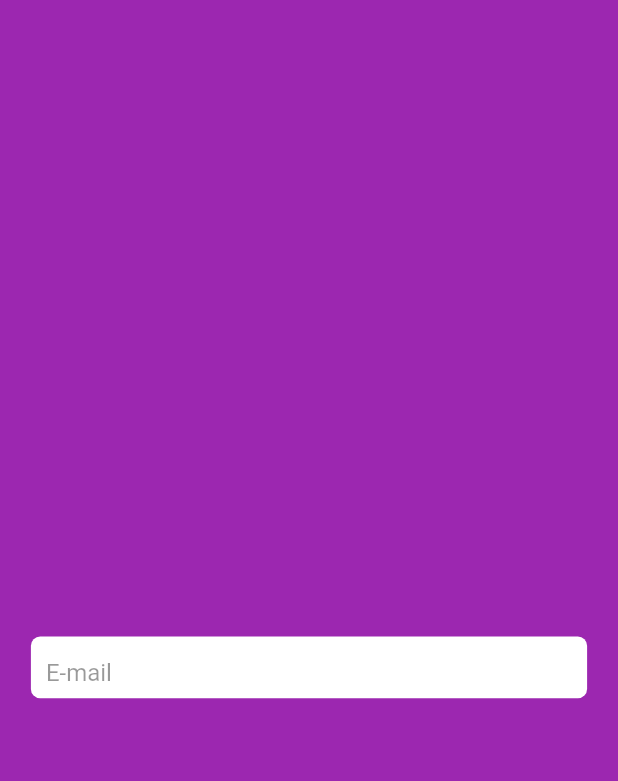
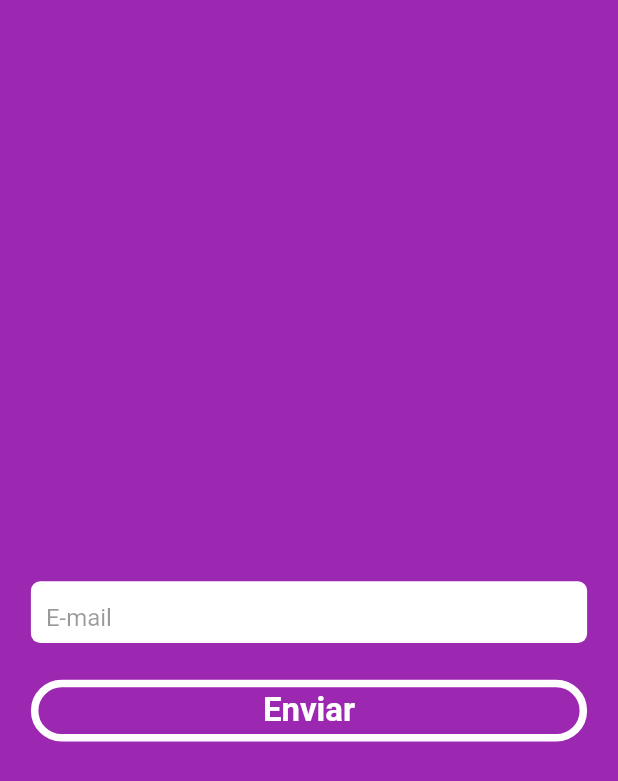
Before and after one commit to h80r-uft/PS-ps_i1, a Flutter app: the screen it shows after launch, on a phone screen of 412 x 824 dp. Shown: the top 781 px of the screen. Run offline on Flutter 3.47's test engine with Material 2 defaults, Android fonts, the phone set to English and light mode, and no system bars.

Commit message:
feature/ps_button | button
- view/widgets/ps_button.dart
    - Widget personalizado PsButton extendendo de um Stateless Widget
- main.dart
    - PsButton instanciado na Home passando os paramentros nomeados:
       - text: texto que aparece no botao
       - func: uma funcao do tipo void que sera executada ao clicar no botao
       - size: variavel do tipo Size contendo as dimensoes do dispositivo

```diff
--- a/lib/main.dart
+++ b/lib/main.dart
@@ -1,5 +1,5 @@
 import 'package:flutter/material.dart';
-
+import 'view/widgets/ps_button.dart';
 import 'view/widgets/text_input.dart';
 
 void main() {
@@ -30,12 +30,28 @@
     Size size = MediaQuery.of(context).size;
     return Scaffold(
       backgroundColor: Colors.purple,
-      body: Center(
-        child: TextInput(
-          size: size,
-          text: "E-mail",
-          controller: textController,
-        ),
+      body: Column(
+        mainAxisAlignment: MainAxisAlignment.center,
+        children: [
+          Container(
+            margin: EdgeInsets.symmetric(horizontal: size.width * 0.05),
+            child: TextInput(
+              size: size,
+              text: "E-mail",
+              controller: textController,
+            ),
+          ),
+          SizedBox(
+            height: size.height * 0.02,
+          ),
+          Center(
+            child: PsButton(
+              size: size,
+              func: () {},
+              text: "Enviar",
+            ),
+          )
+        ],
       ),
     );
   }
--- /dev/null
+++ b/lib/view/widgets/ps_button.dart
@@ -0,0 +1,36 @@
+import 'package:flutter/material.dart';
+
+class PsButton extends StatelessWidget {
+  final String text;
+  final dynamic func;
+  const PsButton({
+    Key? key,
+    required this.size,
+    required this.text,
+    required this.func,
+  }) : super(key: key);
+
+  final Size size;
+
+  @override
+  Widget build(BuildContext context) {
+    return TextButton(
+      onPressed: func,
+      child: Container(
+        width: size.width * 0.9,
+        height: size.height * 0.05,
+        decoration: BoxDecoration(
+          border: Border.all(color: Colors.white, width: 5),
+          borderRadius: BorderRadius.circular(size.width * 0.07),
+        ),
+        child: Center(
+          child: Text(
+            text,
+            style: TextStyle(
+                fontSize: 22, color: Colors.white, fontWeight: FontWeight.bold),
+          ),
+        ),
+      ),
+    );
+  }
+}
```
